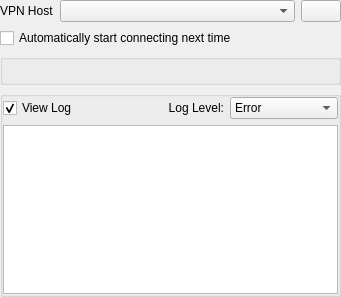
Qt form plasma-nm/vpn/openconnect/openconnectauth.ui (fluxer/kde-extraapps) before a commit.
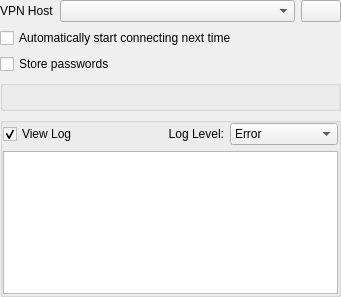
The same form after that commit. Custom widgets are drawn as their Qt base class.

```diff
--- a/plasma-nm/vpn/openconnect/openconnectauth.ui
+++ b/plasma-nm/vpn/openconnect/openconnectauth.ui
@@ -78,6 +78,13 @@
      </property>
     </widget>
    </item>
+   <item>
+    <widget class="QCheckBox" name="chkStorePasswords">
+     <property name="text">
+      <string>Store passwords</string>
+     </property>
+    </widget>
+   </item>
    <item>
     <widget class="QGroupBox" name="loginBox">
      <property name="minimumSize">
```
Left out of the diff: 22 changed lines with no effect on the pictures.
